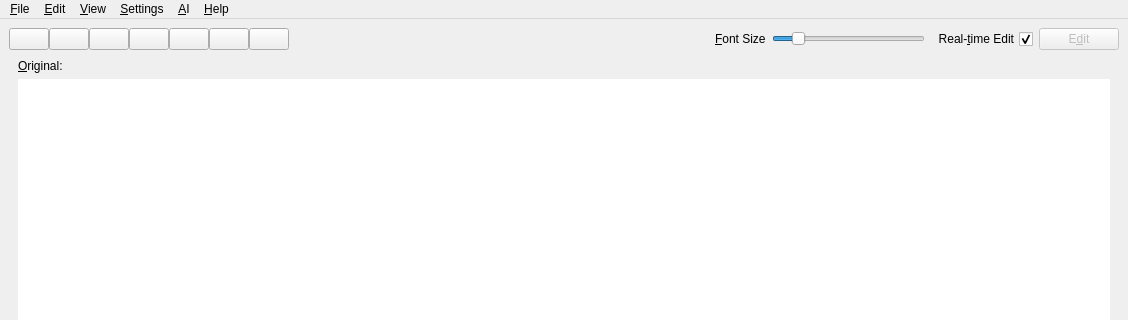
This is negar_gui/ui/mwin.ui in javadr/negar-gui as Qt 5 draws it before an edit; both pictures show x 0 to 1128 and y 0 to 320 of the 1128 by 787 pixel window. The edited form follows.
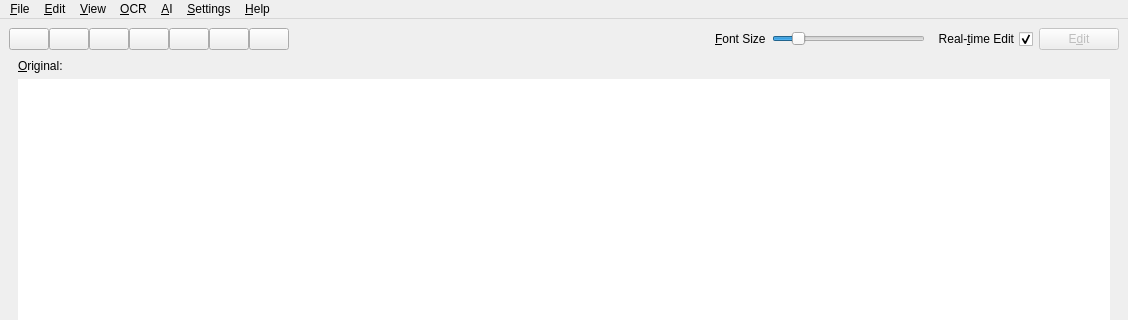
This is the edited form. Icons and pictures are not drawn.

Commit message: feat: dedicated OCR menu and menu order (File, Edit, View, OCR, AI, Settings, Help); AI menu entries defined in the ui file; bump to 1.4.6

Diff of the .ui file:
```diff
--- a/negar_gui/ui/mwin.ui
+++ b/negar_gui/ui/mwin.ui
@@ -570,6 +570,14 @@
     <addaction name="separator"/>
     <addaction name="actionQr_Code"/>
    </widget>
+   <widget class="QMenu" name="menuOCR">
+    <property name="title">
+     <string>&amp;OCR</string>
+    </property>
+    <addaction name="actionScreen_Reader"/>
+    <addaction name="actionClipboard_Reader"/>
+    <addaction name="separator"/>
+   </widget>
    <widget class="QMenu" name="menu_View">
     <property name="title">
      <string>&amp;View</string>
@@ -596,8 +604,9 @@
    <addaction name="menuFile"/>
    <addaction name="menuEdit"/>
    <addaction name="menu_View"/>
-    <addaction name="menuSetting"/>
-    <addaction name="menuLLM"/>
+   <addaction name="menuOCR"/>
+   <addaction name="menuLLM"/>
+   <addaction name="menuSetting"/>
     <addaction name="menuHelp"/>
   </widget>
   <widget class="QStatusBar" name="statusBar"/>
```
Left out of the diff: 35 changed lines with no effect on the pictures. The commit also changes 5 other files.
